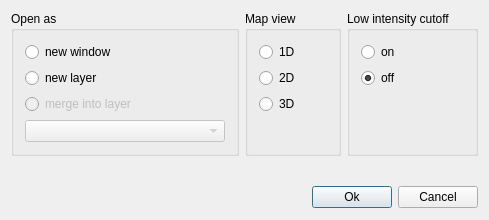
Qt form include/OpenMS/VISUAL/DIALOGS/UIC/TOPPViewOpenDialog.ui (hroest/flaming-archer) before a commit.
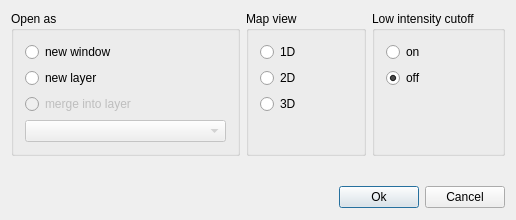
The same form after that commit.

Commit message: fixed small focus bug in TOPPViewOpenDialog

The edit to the form file:
```diff
--- a/include/OpenMS/VISUAL/DIALOGS/UIC/TOPPViewOpenDialog.ui
+++ b/include/OpenMS/VISUAL/DIALOGS/UIC/TOPPViewOpenDialog.ui
@@ -24,14 +24,38 @@
     <layout class="QHBoxLayout" name="horizontalLayout">
      <item>
       <widget class="QGroupBox" name="groupBox">
+       <property name="sizePolicy">
+        <sizepolicy hsizetype="Preferred" vsizetype="Preferred">
+         <horstretch>0</horstretch>
+         <verstretch>0</verstretch>
+        </sizepolicy>
+       </property>
        <property name="title">
         <string>Open as</string>
        </property>
+       <property name="flat">
+        <bool>false</bool>
+       </property>
+       <property name="checkable">
+        <bool>false</bool>
+       </property>
        <layout class="QVBoxLayout">
+        <property name="sizeConstraint">
+         <enum>QLayout::SetDefaultConstraint</enum>
+        </property>
         <item>
          <widget class="QRadioButton" name="window_">
+          <property name="sizePolicy">
+           <sizepolicy hsizetype="Minimum" vsizetype="Fixed">
+            <horstretch>0</horstretch>
+            <verstretch>0</verstretch>
+           </sizepolicy>
+          </property>
+          <property name="mouseTracking">
+           <bool>false</bool>
+          </property>
           <property name="text">
-           <string>new window</string>
+           <string>new window                                </string>
           </property>
           <property name="checked">
            <bool>false</bool>
@@ -41,7 +65,7 @@
         <item>
          <widget class="QRadioButton" name="layer_">
           <property name="text">
-           <string>new layer</string>
+           <string>new layer                                    </string>
           </property>
          </widget>
         </item>
@@ -51,7 +75,7 @@
            <bool>false</bool>
           </property>
           <property name="text">
-           <string>merge into layer</string>
+           <string>merge into layer                           </string>
           </property>
          </widget>
         </item>
@@ -79,15 +103,24 @@
        <layout class="QVBoxLayout">
         <item>
          <widget class="QRadioButton" name="d1_">
+          <property name="minimumSize">
+           <size>
+            <width>92</width>
+            <height>0</height>
+           </size>
+          </property>
+          <property name="mouseTracking">
+           <bool>false</bool>
+          </property>
           <property name="text">
-           <string>1D</string>
+           <string>1D            </string>
           </property>
          </widget>
         </item>
         <item>
          <widget class="QRadioButton" name="d2_">
           <property name="text">
-           <string>2D</string>
+           <string>2D            </string>
           </property>
           <property name="checked">
            <bool>false</bool>
@@ -97,7 +130,7 @@
         <item>
          <widget class="QRadioButton" name="d3_">
           <property name="text">
-           <string>3D</string>
+           <string>3D            </string>
           </property>
          </widget>
         </item>
@@ -126,7 +159,7 @@
         <item>
          <widget class="QRadioButton" name="cutoff_">
           <property name="text">
-           <string>on</string>
+           <string>on                    </string>
           </property>
          </widget>
         </item>
@@ -136,7 +169,7 @@
            <bool>true</bool>
           </property>
           <property name="text">
-           <string>off</string>
+           <string>off                    </string>
           </property>
           <property name="checked">
            <bool>true</bool>
```
Left out of the diff: 18 changed lines with no effect on the pictures. The commit also changes 2 other files.
